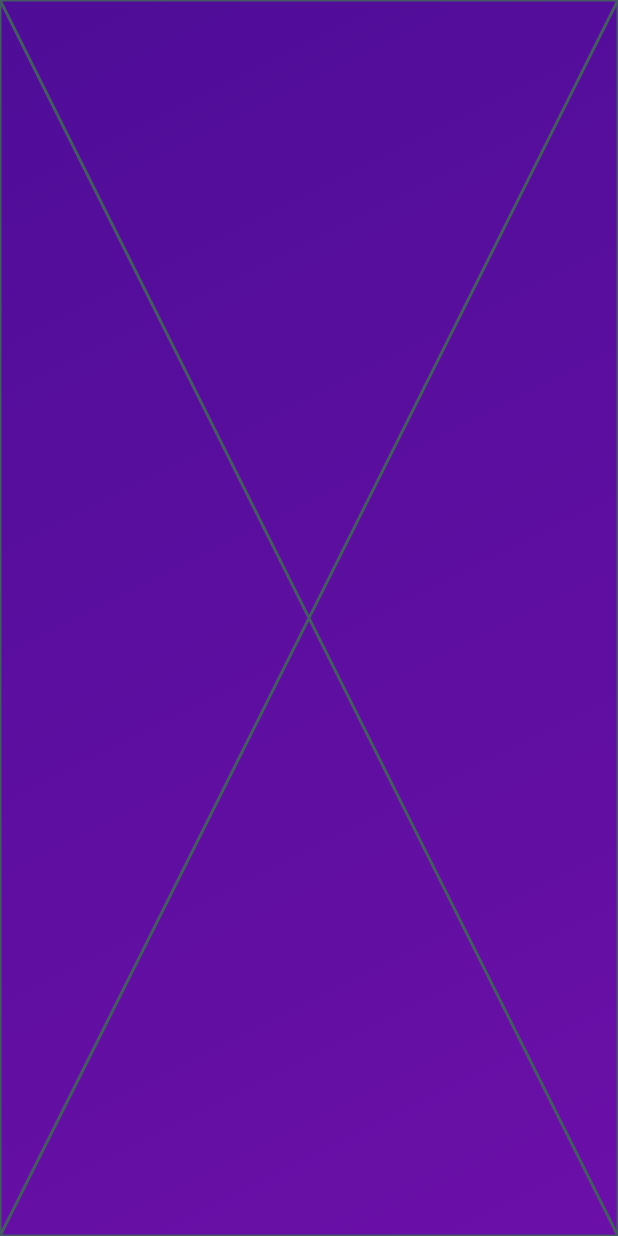
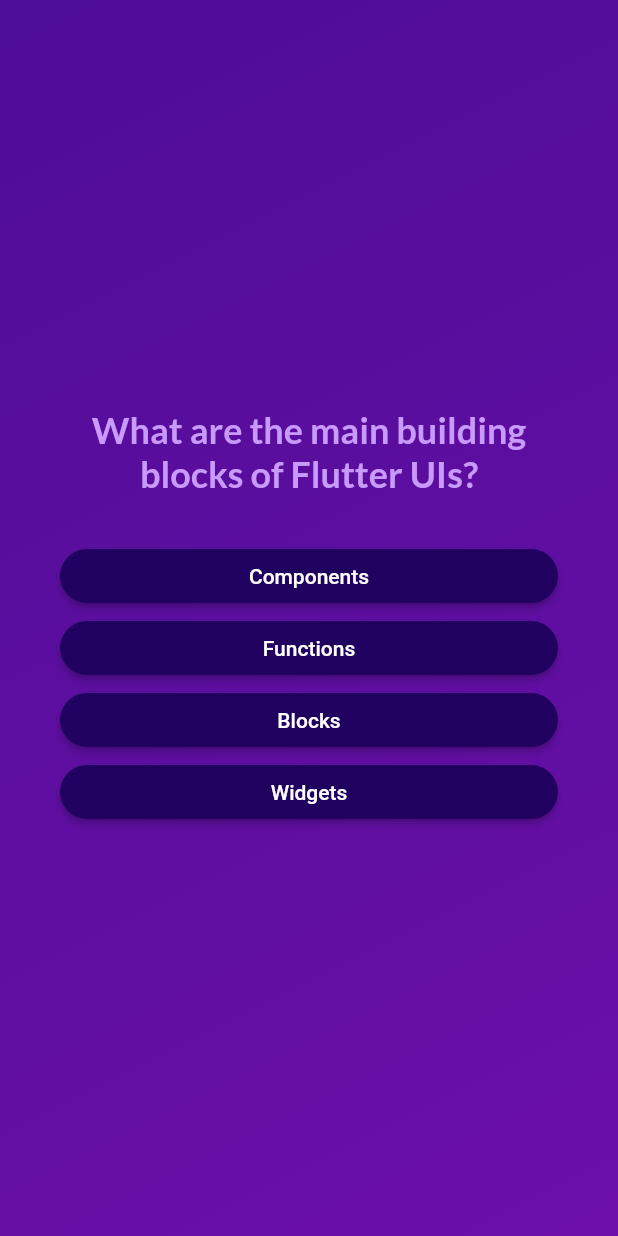
Before and after one commit to jonataslaet/udemy, a Flutter app: the screen it shows after launch, after a tap on "Start Quiz", on a phone screen of 412 x 824 dp. Run offline on Flutter 3.47's test engine with Material 2 defaults, Android fonts, the light colour scheme and no system bars; our stand-ins replace google_fonts.

Commit message:
Section 3: Flutter & Dart Basics II - Fundamentals Deep Dive [QUIZ APP]
Adding a Data Model & Dummy Data
Configuring Column
Creating a Reusable, Custom Styled Button
Accessing List Elements & Object Properties
Mapping Lists & Using the Spread Operator
Alignment, Margin & Padding
Mutating Values in Memory
Managing The Questions Index As State
More on Button Styling
Using Third-Party Package & Adding Google Fonts
Passing Data via Functions Accross Widgets

```diff
--- /dev/null
+++ b/ws-learn-flutter-dart-to-build-ios-android-apps/adv_basics/lib/answer_button.dart
@@ -0,0 +1,23 @@
+import 'package:flutter/material.dart';
+
+class AnswerButton extends StatelessWidget {
+  const AnswerButton({required this.onTap, required this.answerText, super.key});
+
+  final void Function() onTap;
+  final String answerText;
+
+  @override
+  Widget build(BuildContext context) {
+    return ElevatedButton(
+      onPressed: onTap,
+      style: ElevatedButton.styleFrom(
+        backgroundColor: const Color.fromARGB(255, 33, 1, 95),
+        foregroundColor: Colors.white,
+        shape: RoundedRectangleBorder(
+          borderRadius: BorderRadius.circular(40),
+        ),
+      ),
+      child: Text(answerText, textAlign: TextAlign.center),
+    );
+  }
+}
--- /dev/null
+++ b/ws-learn-flutter-dart-to-build-ios-android-apps/adv_basics/lib/models/questions.dart
@@ -0,0 +1,55 @@
+import 'package:adv_basics/models/quiz_question.dart';
+
+const questions = [
+  QuizQuestion(
+    'What are the main building blocks of Flutter UIs?',
+    [
+      'Widgets',
+      'Components',
+      'Blocks',
+      'Functions',
+    ],
+  ),
+  QuizQuestion('How are Flutter UIs built?', [
+    'By combining widgets in code',
+    'By combining widgets in a visual editor',
+    'By defining widgets in config files',
+    'By using XCode for iOS and Android Studio for Android',
+  ]),
+  QuizQuestion(
+    'What\'s the purpose of a StatefulWidget?',
+    [
+      'Update UI as data changes',
+      'Update data as UI changes',
+      'Ignore data changes',
+      'Render UI that does not depend on data',
+    ],
+  ),
+  QuizQuestion(
+    'Which widget should you try to use more often: StatelessWidget or StatefulWidget?',
+    [
+      'StatelessWidget',
+      'StatefulWidget',
+      'Both are equally good',
+      'None of the above',
+    ],
+  ),
+  QuizQuestion(
+    'What happens if you change data in a StatelessWidget?',
+    [
+      'The UI is not updated',
+      'The UI is updated',
+      'The closest StatefulWidget is updated',
+      'Any nested StatefulWidgets are updated',
+    ],
+  ),
+  QuizQuestion(
+    'How should you update data inside of StatefulWidgets?',
+    [
+      'By calling setState()',
+      'By calling updateData()',
+      'By calling updateUI()',
+      'By calling updateState()',
+    ],
+  ),
+];
--- /dev/null
+++ b/ws-learn-flutter-dart-to-build-ios-android-apps/adv_basics/lib/models/quiz_question.dart
@@ -0,0 +1,12 @@
+class QuizQuestion {
+  const QuizQuestion(this.question, this.answers);
+
+  final String question;
+  final List<String> answers;
+
+  List<String> getShuffledList() {
+    final List<String> shuffledList = List.of(answers);
+    shuffledList.shuffle();
+    return shuffledList;
+  }
+}
--- a/ws-learn-flutter-dart-to-build-ios-android-apps/adv_basics/lib/questions_screen.dart
+++ b/ws-learn-flutter-dart-to-build-ios-android-apps/adv_basics/lib/questions_screen.dart
@@ -1,15 +1,56 @@
+import 'package:adv_basics/answer_button.dart';
+import 'package:adv_basics/models/questions.dart';
 import 'package:flutter/material.dart';
+import 'package:google_fonts/google_fonts.dart';
 
 class QuestionsScreen extends StatefulWidget {
-  const QuestionsScreen({super.key});
+  const QuestionsScreen({required this.onSelectedAnswer, super.key});
+
+  final void Function(String answer) onSelectedAnswer;
 
   @override
   State<QuestionsScreen> createState() => _QuestionsScreenState();
 }
 
 class _QuestionsScreenState extends State<QuestionsScreen> {
+  var currentQuestionIndex = 0;
+
+  void answerQuestion(String answer) {
+    widget.onSelectedAnswer(answer);
+    setState(() {
+      currentQuestionIndex++;
+    });
+  }
+
   @override
   Widget build(BuildContext context) {
-    return const Placeholder();
+    final currentQuestion = questions[currentQuestionIndex];
+    return Container(
+      margin: const EdgeInsets.all(40),
+      child: Column(
+        mainAxisAlignment: MainAxisAlignment.center,
+        crossAxisAlignment: CrossAxisAlignment.stretch,
+        children: [
+          Text(
+            currentQuestion.question,
+            style: GoogleFonts.lato(
+              color: const Color.fromARGB(255, 201, 153, 251),
+              fontSize: 24,
+              fontWeight: FontWeight.bold,
+            ),
+            textAlign: TextAlign.center,
+          ),
+
+          const SizedBox(
+            height: 30,
+          ),
+          ...currentQuestion.getShuffledList().map(
+            (currentAnswer) {
+              return AnswerButton(onTap: (){answerQuestion(currentAnswer);}, answerText: currentAnswer);
+            },
+          ),
+        ],
+      ),
+    );
   }
 }
--- a/ws-learn-flutter-dart-to-build-ios-android-apps/adv_basics/lib/quiz.dart
+++ b/ws-learn-flutter-dart-to-build-ios-android-apps/adv_basics/lib/quiz.dart
@@ -12,12 +12,17 @@
 }
 
 class _QuizState extends State<Quiz> {
+  final List<String> selectedAnswers = [];
   String activeScreen = 'start-screen';
 
   void switchScreen() {
     setState(() {
       activeScreen = 'questions-screen';
     });
+  }
+
+  void chooseAnswer(answer) {
+    selectedAnswers.add(answer);
   }
 
   @override
@@ -31,16 +36,16 @@
       home: Scaffold(
         body: Container(
           decoration: const BoxDecoration(
-            gradient: LinearGradient(
-              colors: [
-                Color.fromARGB(255, 78, 13, 151),
-                Color.fromARGB(255, 107, 15, 168),
-              ],
-              begin: Alignment.topLeft,
-              end: Alignment.bottomRight
-            ),
+            gradient: LinearGradient(colors: [
+              Color.fromARGB(255, 78, 13, 151),
+              Color.fromARGB(255, 107, 15, 168),
+            ], begin: Alignment.topLeft, end: Alignment.bottomRight),
           ),
-          child: activeScreen == 'start-screen' ? StartScreen(switchScreen) : const QuestionsScreen(),
+          child: activeScreen == 'start-screen'
+              ? StartScreen(switchScreen)
+              : QuestionsScreen(
+                  onSelectedAnswer: chooseAnswer,
+                ),
         ),
       ),
     );
--- a/ws-learn-flutter-dart-to-build-ios-android-apps/adv_basics/lib/start_screen.dart
+++ b/ws-learn-flutter-dart-to-build-ios-android-apps/adv_basics/lib/start_screen.dart
@@ -1,4 +1,5 @@
 import 'package:flutter/material.dart';
+import 'package:google_fonts/google_fonts.dart';
 
 class StartScreen extends StatelessWidget {
   const StartScreen(this.switchScreen, {super.key});
@@ -19,9 +20,9 @@
           const SizedBox(
             height: 80,
           ),
-          const Text(
+          Text(
             'Learn Flutter the fun way!',
-            style: TextStyle(
+            style: GoogleFonts.lato(
               color: Colors.white,
               fontSize: 24,
             ),
--- a/ws-learn-flutter-dart-to-build-ios-android-apps/adv_basics/pubspec.yaml
+++ b/ws-learn-flutter-dart-to-build-ios-android-apps/adv_basics/pubspec.yaml
@@ -35,6 +35,7 @@
   # The following adds the Cupertino Icons font to your application.
   # Use with the CupertinoIcons class for iOS style icons.
   cupertino_icons: ^1.0.2
+  google_fonts: ^5.0.0
 
 dev_dependencies:
   flutter_test:
```
